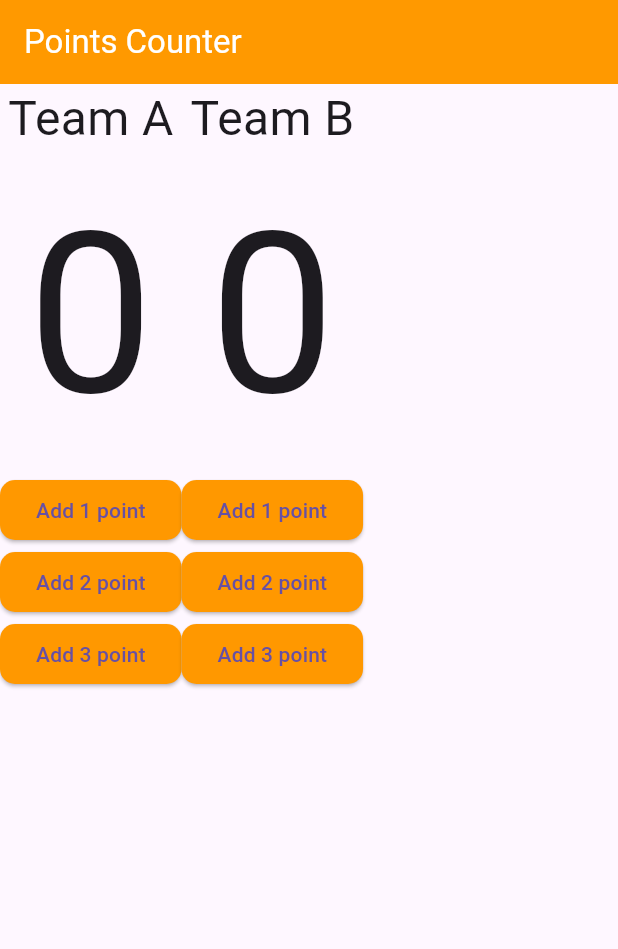
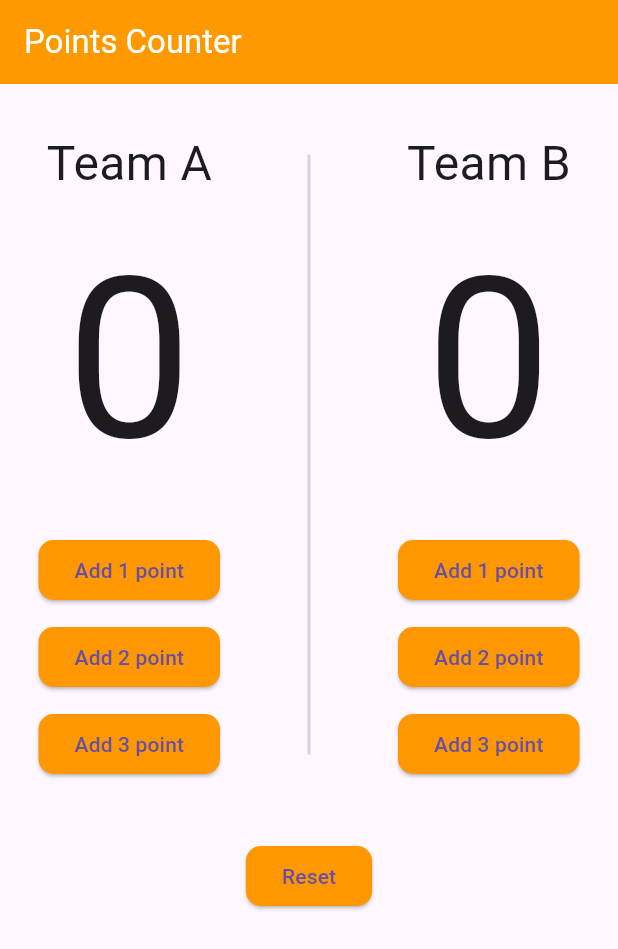
Before and after one commit to eman123455/flutter-projects, a Flutter app: the screen it shows after launch, on a phone screen of 412 x 824 dp. Shown: the top 949 px of the screen. Run offline on Flutter 3.47's test engine with Material 3 defaults, Android fonts, the phone set to English and light mode, and no system bars; our stand-ins replace bloc, flutter_bloc.

Commit message:
add cubit &states

```diff
--- a/lib/cubit/counter_states.dart
+++ b/lib/cubit/counter_states.dart
@@ -7,3 +7,6 @@ class CounterAIncrement extends CounterStates{
 class CounterBIncrement extends CounterStates{
 
 }
+class CounterReset extends CounterStates{
+
+}
--- a/lib/main.dart
+++ b/lib/main.dart
@@ -1,5 +1,7 @@
+import 'package:basketball_counter_app/cubit/counter_cubit.dart';
+import 'package:basketball_counter_app/views/home_view.dart';
 import 'package:flutter/material.dart';
-
+import 'package:flutter_bloc/flutter_bloc.dart';
 void main() {
   runApp(const BasketballApp());
 }
@@ -9,124 +11,9 @@ class BasketballApp extends StatelessWidget {
 
   @override
   Widget build(BuildContext context) {
-    return MaterialApp(
-      debugShowCheckedModeBanner: false, // hide
-      home: Scaffold(
-        appBar: AppBar(
-          backgroundColor: const Color(0xffFF9900),
-          title: const Text(
-            'Points Counter',
-            style: TextStyle(
-              color: Colors.white,
-            ),
-          ),
-        ),
-        body: Column(
-          children: [
-            Row(
-              children: [
-                // Team A
-                Column(
-                  children: [
-                    const Text(
-                      "Team A",
-                      style: TextStyle(
-                        fontSize: 32,
-                      ),
-                    ),
-                    const Text(
-                      "0",
-                      style: TextStyle(
-                        fontSize: 150,
-                      ),
-                    ),
-                    ElevatedButton(
-                      style: ElevatedButton.styleFrom(
-                        backgroundColor: Colors.orange,
-                        shape: RoundedRectangleBorder(
-                          borderRadius: BorderRadius.circular(10),
-                        ),
-                      ),
-                      onPressed: () {},
-                      child: const Text("Add 1 point"),
-                    ),
-                    const Spacer(flex: 1,),
-                    ElevatedButton(
-                      style: ElevatedButton.styleFrom(
-                        backgroundColor: Colors.orange,
-                        shape: RoundedRectangleBorder(
-                          borderRadius: BorderRadius.circular(10),
-                        ),
-                      ),
-                      onPressed: () {},
-                      child: const Text("Add 2 point"),
-                    ),
-                    const Spacer(flex: 1,),
-                    ElevatedButton(
-                      style: ElevatedButton.styleFrom(
-                        backgroundColor: Colors.orange,
-                        shape: RoundedRectangleBorder(
-                          borderRadius: BorderRadius.circular(10),
-                        ),
-                      ),
-                      onPressed: () {},
-                      child: const Text("Add 3 point"),
-                    ),
-                    const Spacer(flex: 10,),
-                  ],
-                ),
-                // Team B
-                Column(
-                  children: [
-                    const Text(
-                      "Team B",
-                      style: TextStyle(
-                        fontSize: 32,
-                      ),
-                    ),
-                    const Text(
-                      "0",
-                      style: TextStyle(
-                        fontSize: 150,
-                      ),
-                    ),
-                    ElevatedButton(
-                      style: ElevatedButton.styleFrom(
-                        backgroundColor: Colors.orange,
-                        shape: RoundedRectangleBorder(
-                        borderRadius: BorderRadius.circular(10), // Rectangle shape
-              ),
-                      ),
-                      onPressed: () {},
-                      child: const Text("Add 1 point"),
-                    ),
-                    ElevatedButton(
-                      style: ElevatedButton.styleFrom(
-                        backgroundColor: Colors.orange,
-                        shape: RoundedRectangleBorder(
-                          borderRadius: BorderRadius.circular(10),
-                        ),
-                      ),
-                      onPressed: () {},
-                      child: const Text("Add 2 point"),
-                    ),
-                    ElevatedButton(
-                      style: ElevatedButton.styleFrom(
-                        backgroundColor: Colors.orange,
-                        shape: RoundedRectangleBorder(
-                          borderRadius: BorderRadius.circular(10),
-                        ),
-                      ),
-                      onPressed: () {},
-                      child: const Text("Add 3 point"),
-                    ),
-                  ],
-                ),
-              ],
-            ),
-          ],
-        ),
-      ),
+    return BlocProvider(
+      create: (context) => CounterCubit(),
+      child: const  MaterialApp(debugShowCheckedModeBanner: false, home: HomeView()),
     );
   }
 }
--- /dev/null
+++ b/lib/views/home_view.dart
@@ -0,0 +1,218 @@
+import 'package:basketball_counter_app/cubit/counter_cubit.dart';
+import 'package:basketball_counter_app/cubit/counter_states.dart';
+import 'package:flutter/material.dart';
+import 'package:flutter_bloc/flutter_bloc.dart';
+
+class HomeView extends StatefulWidget {
+  const HomeView({super.key});
+
+  @override
+  State<HomeView> createState() => _HomeViewState();
+}
+
+class _HomeViewState extends State<HomeView> {
+  int teamAIncrement = 0;
+
+  int teamBIncrement = 0;
+
+  @override
+  Widget build(BuildContext context) {
+    return BlocConsumer<CounterCubit, CounterStates>(
+      listener: (context, state) {
+        if (state is CounterAIncrement) {
+          teamAIncrement =
+              BlocProvider.of<CounterCubit>(context).teamAIncrement;
+        } else if (state is CounterBIncrement) {
+          teamBIncrement =
+              BlocProvider.of<CounterCubit>(context).teamBIncrement;
+        } else {
+            teamBIncrement =
+              BlocProvider.of<CounterCubit>(context).teamBIncrement;
+          teamAIncrement =
+              BlocProvider.of<CounterCubit>(context).teamAIncrement;
+        }
+      },
+      builder: (context, state) {
+        return Scaffold(
+          appBar: AppBar(
+            backgroundColor: const Color(0xffFF9900),
+            title: const Text(
+              'Points Counter',
+              style: TextStyle(
+                color: Colors.white,
+              ),
+            ),
+          ),
+          body: Padding(
+            padding: const EdgeInsets.only(top: 30),
+            child: Column(
+              children: [
+                Row(
+                  mainAxisAlignment: MainAxisAlignment.spaceAround,
+                  children: [
+                    // Team A
+                    Column(
+                      children: [
+                        const Text(
+                          "Team A",
+                          style: TextStyle(
+                            fontSize: 32,
+                          ),
+                        ),
+                        Text(
+                          '${teamAIncrement}',
+                          style: const TextStyle(
+                            fontSize: 150,
+                          ),
+                        ),
+                        const SizedBox(
+                          height: 10,
+                        ),
+                        ElevatedButton(
+                          style: ElevatedButton.styleFrom(
+                            backgroundColor: Colors.orange,
+                            shape: RoundedRectangleBorder(
+                              borderRadius: BorderRadius.circular(10),
+                            ),
+                          ),
+                          onPressed: () {
+                            BlocProvider.of<CounterCubit>(context)
+                                .teamIncrement(teamName: 'A', buttonNumber: 1);
+                          },
+                          child: const Text("Add 1 point"),
+                        ),
+                        const SizedBox(
+                          height: 10,
+                        ),
+                        ElevatedButton(
+                          style: ElevatedButton.styleFrom(
+                            backgroundColor: Colors.orange,
+                            shape: RoundedRectangleBorder(
+                              borderRadius: BorderRadius.circular(10),
+                            ),
+                          ),
+                          onPressed: () {
+                            BlocProvider.of<CounterCubit>(context)
+                                .teamIncrement(teamName: 'A', buttonNumber: 2);
+                          },
+                          child: const Text("Add 2 point"),
+                        ),
+                        const SizedBox(
+                          height: 10,
+                        ),
+                        ElevatedButton(
+                          style: ElevatedButton.styleFrom(
+                            backgroundColor: Colors.orange,
+                            shape: RoundedRectangleBorder(
+                              borderRadius: BorderRadius.circular(10),
+                            ),
+                          ),
+                          onPressed: () {
+                            BlocProvider.of<CounterCubit>(context)
+                                .teamIncrement(teamName: 'A', buttonNumber: 3);
+                          },
+                          child: const Text("Add 3 point"),
+                        ),
+                      ],
+                    ),
+                    //vertical divider
+                     SizedBox(
+                      height: 400,
+                       child: VerticalDivider(
+                       color: Colors.grey.withOpacity(0.4),
+                       thickness: 2,
+
+                                           ),
+                     ),
+                    // Team B
+                    Column(
+                      children: [
+                        const Text(
+                          "Team B",
+                          style: TextStyle(
+                            fontSize: 32,
+                          ),
+                        ),
+                        Text(
+                          '${teamBIncrement}',
+                          style: const TextStyle(
+                            fontSize: 150,
+                          ),
+                        ),
+                        const SizedBox(
+                          height: 10,
+                        ),
+                        ElevatedButton(
+                          style: ElevatedButton.styleFrom(
+                            backgroundColor: Colors.orange,
+                            shape: RoundedRectangleBorder(
+                              borderRadius:
+                                  BorderRadius.circular(10), // Rectangle shape
+                            ),
+                          ),
+                          onPressed: () {
+                            BlocProvider.of<CounterCubit>(context)
+                                .teamIncrement(teamName: 'B', buttonNumber: 1);
+                          },
+                          child: const Text("Add 1 point"),
+                        ),
+                        const SizedBox(
+                          height: 10,
+                        ),
+                        ElevatedButton(
+                          style: ElevatedButton.styleFrom(
+                            backgroundColor: Colors.orange,
+                            shape: RoundedRectangleBorder(
+                              borderRadius: BorderRadius.circular(10),
+                            ),
+                          ),
+                          onPressed: () {
+                            BlocProvider.of<CounterCubit>(context)
+                                .teamIncrement(teamName: 'B', buttonNumber: 2);
+                          },
+                          child: const Text("Add 2 point"),
+                        ),
+                        const SizedBox(
+                          height: 10,
+                        ),
+                        ElevatedButton(
+                          style: ElevatedButton.styleFrom(
+                            backgroundColor: Colors.orange,
+                            shape: RoundedRectangleBorder(
+                              borderRadius: BorderRadius.circular(10),
+                            ),
+                          ),
+                          onPressed: () {
+                            BlocProvider.of<CounterCubit>(context)
+                                .teamIncrement(teamName: 'B', buttonNumber: 3);
+                          },
+                          child: const Text("Add 3 point"),
+                        ),
+                      ],
+                    ),
+                  ],
+                ),
+                const SizedBox(
+                  height: 40,
+                ),
+                ElevatedButton(
+                    onPressed: () {
+                      BlocProvider.of<CounterCubit>(context)
+                          .teamIncrement(teamName: 'R', buttonNumber: 3);
+                    },
+                    style: ElevatedButton.styleFrom(
+                        backgroundColor: Colors.orange,
+                        shape: RoundedRectangleBorder(
+                            borderRadius: BorderRadius.circular(10))),
+                    child: const Text(
+                      'Reset',
+                      style: TextStyle(),
+                    )),
+              ],
+            ),
+          ),
+        );
+      },
+    );
+  }
+}
--- a/pubspec.yaml
+++ b/pubspec.yaml
@@ -35,7 +35,7 @@ dependencies:
   # The following adds the Cupertino Icons font to your application.
   # Use with the CupertinoIcons class for iOS style icons.
   cupertino_icons: ^1.0.8
-  bloc: ^8.1.4
+  flutter_bloc: ^8.1.6
 
 dev_dependencies:
   flutter_test:
```
Also changed, not shown: lib/cubit/counter_cubit.dart (renamed from lib/counter_cubit.dart, +7 -2 lines), pubspec.lock.
